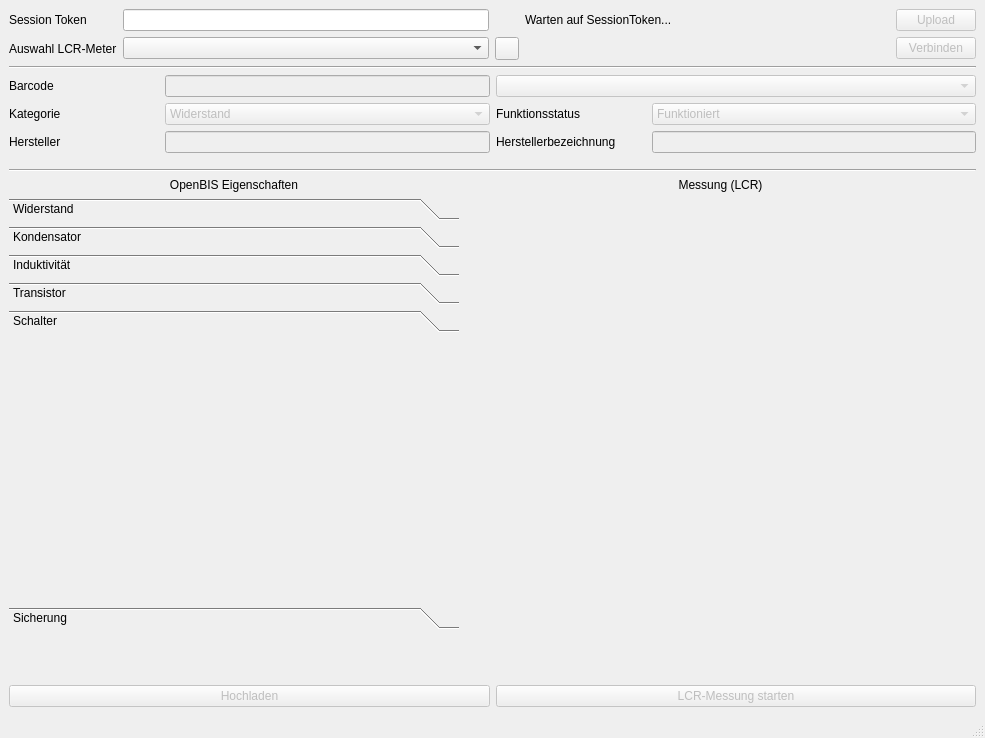
The window that src/ui/form.ui (cckssr/ElectricComponentCheck) describes before a commit, drawn with Qt 5.
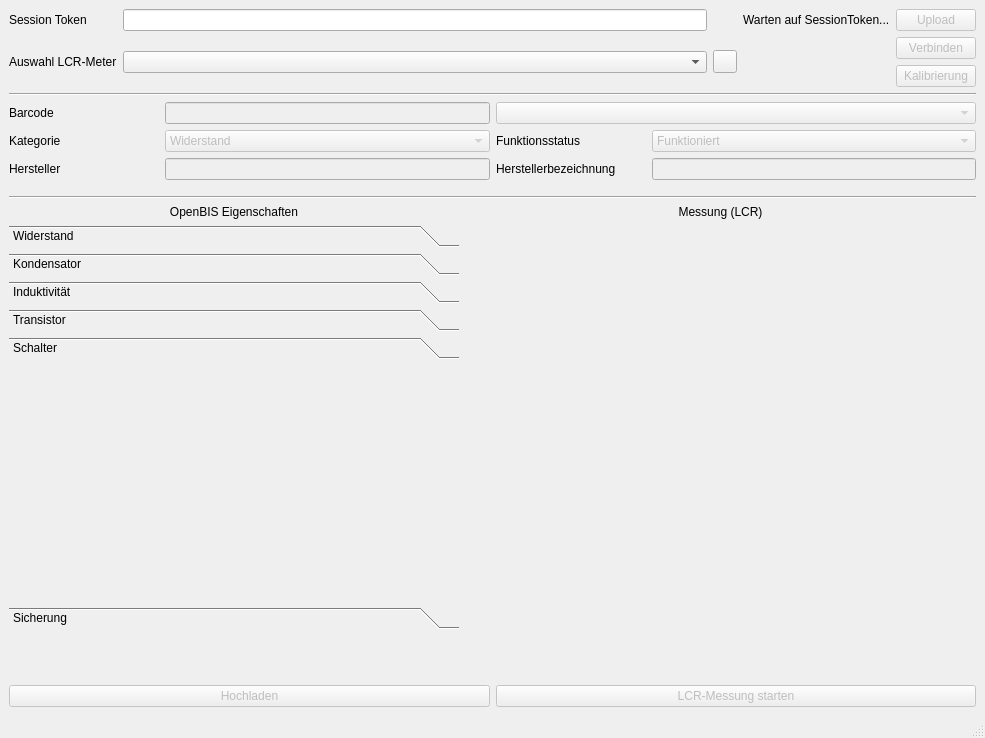
The same window after the commit. The open tabs and pages were chosen to show the change. Icons and pictures are not drawn.

The edit to the form file:
```diff
--- a/src/ui/form.ui
+++ b/src/ui/form.ui
@@ -30,12 +30,12 @@
      </widget>
     </item>
     <item row="0" column="1" colspan="2">
-     <layout class="QGridLayout" name="openbis" columnstretch="0,1,0,1,0">
+     <layout class="QGridLayout" name="openbis" columnstretch="0,0,0,0,0">
       <property name="bottomMargin">
        <number>0</number>
       </property>
-      <item row="1" column="3">
-       <widget class="QLabel" name="lcr_progress">
+      <item row="0" column="3">
+       <widget class="QLabel" name="openbis_progress">
         <property name="minimumSize">
          <size>
           <width>120</width>
@@ -43,20 +43,7 @@
          </size>
         </property>
         <property name="text">
-         <string/>
-        </property>
-       </widget>
-      </item>
-      <item row="1" column="4">
-       <widget class="QPushButton" name="lcr_connect">
-        <property name="enabled">
-         <bool>false</bool>
-        </property>
-        <property name="toolTip">
-         <string>Verbindet die ausgewählte Ressource (LCR-Meter).</string>
-        </property>
-        <property name="text">
-         <string>Verbinden</string>
+         <string>Warten auf SessionToken...</string>
         </property>
        </widget>
       </item>
@@ -80,16 +67,16 @@
         </property>
        </widget>
       </item>
-      <item row="1" column="2">
-       <widget class="QToolButton" name="lcr_refresh_resource">
+      <item row="1" column="4">
+       <widget class="QPushButton" name="lcr_connect">
+        <property name="enabled">
+         <bool>false</bool>
+        </property>
         <property name="toolTip">
          <string>Resourcen neu laden</string>
         </property>
         <property name="text">
-         <string/>
-        </property>
-        <property name="icon">
-         <iconset theme="QIcon::ThemeIcon::ViewRefresh"/>
+         <string>Verbinden</string>
         </property>
        </widget>
       </item>
@@ -103,29 +90,55 @@
         </property>
        </widget>
       </item>
-      <item row="1" column="0">
+      <item row="2" column="4">
+       <widget class="QPushButton" name="lcr_calibrate">
+        <property name="enabled">
+         <bool>false</bool>
+        </property>
+        <property name="toolTip">
+         <string>Verbindet die ausgewählte Ressource (LCR-Meter).</string>
+        </property>
+        <property name="text">
+         <string>Kalibrierung</string>
+        </property>
+       </widget>
+      </item>
+      <item row="1" column="0" rowspan="2">
        <widget class="QLabel" name="label_9">
         <property name="text">
          <string>Auswahl LCR-Meter</string>
         </property>
        </widget>
       </item>
-      <item row="0" column="3">
-       <widget class="QLabel" name="openbis_progress">
-        <property name="minimumSize">
-         <size>
-          <width>120</width>
-          <height>0</height>
-         </size>
-        </property>
-        <property name="text">
-         <string>Warten auf SessionToken...</string>
-        </property>
-       </widget>
-      </item>
-      <item row="1" column="1">
+      <item row="1" column="1" rowspan="2">
        <widget class="QComboBox" name="lcr_resource"/>
       </item>
+      <item row="1" column="2" rowspan="2">
+       <widget class="QToolButton" name="lcr_refresh_resource">
+        <property name="toolTip">
+         <string>Resourcen neu laden</string>
+        </property>
+        <property name="text">
+         <string/>
+        </property>
+        <property name="icon">
+         <iconset theme="QIcon::ThemeIcon::ViewRefresh"/>
+        </property>
+       </widget>
+      </item>
+      <item row="1" column="3" rowspan="2">
+       <widget class="QLabel" name="lcr_progress">
+        <property name="minimumSize">
+         <size>
+          <width>120</width>
+          <height>0</height>
+         </size>
+        </property>
+        <property name="text">
+         <string/>
+        </property>
+       </widget>
+      </item>
      </layout>
     </item>
     <item row="2" column="1" colspan="2">
@@ -534,7 +547,7 @@
            <x>0</x>
            <y>0</y>
            <width>450</width>
-           <height>118</height>
+           <height>90</height>
           </rect>
          </property>
          <attribute name="label">
```
Left out of the diff: 54 changed lines with no effect on the pictures.
